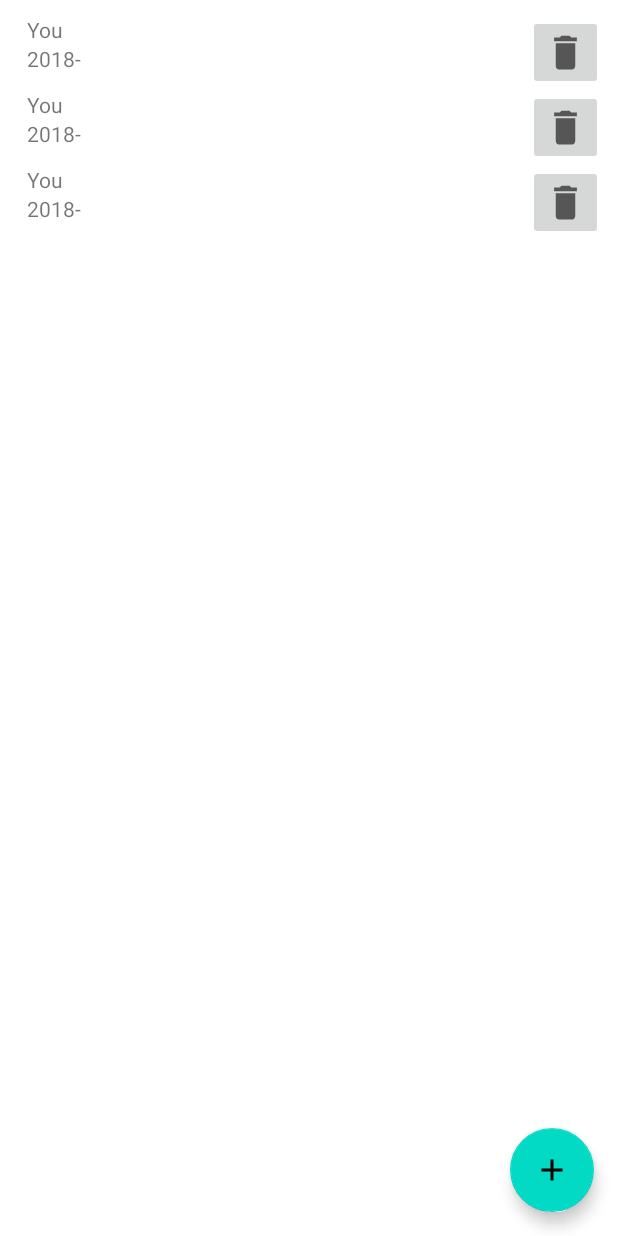
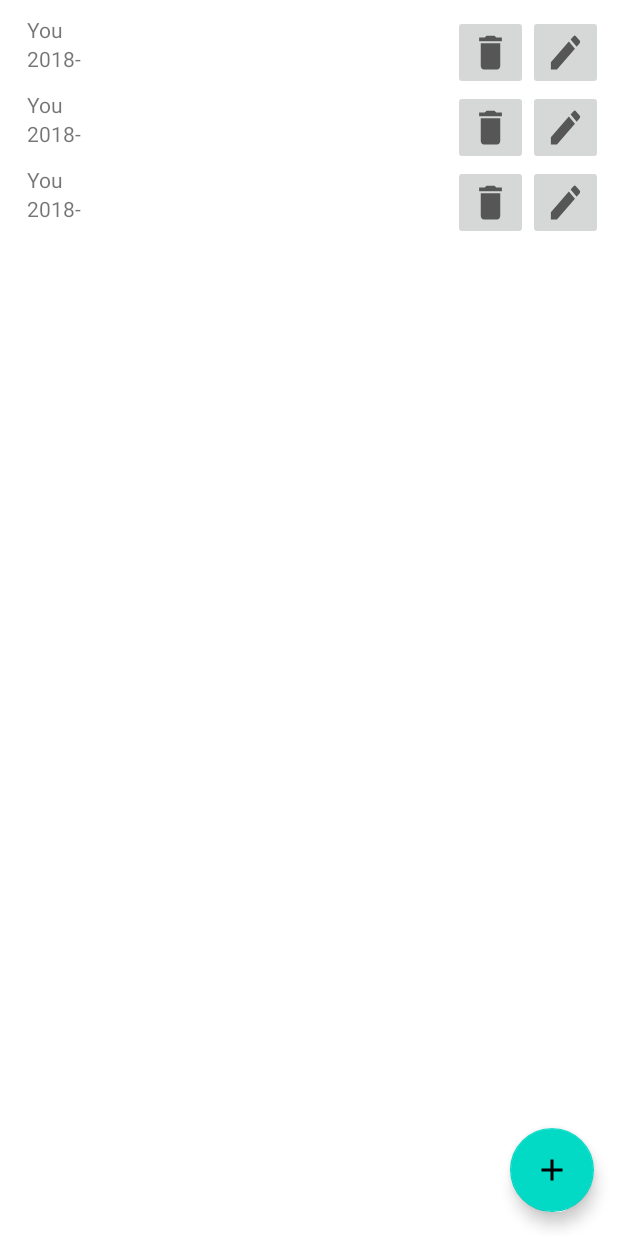
Before and after one commit to siposbi/lmdb, an Android app: the layout activity_list.xml on its own in the app's theme, with its tools: preview values and no code run, on a phone screen of 412 x 824 dp. Run offline under Robolectric (Android 15) with nearby library versions, the light colour scheme and no system bars.

Commit message:
Initial commit

```diff
--- /dev/null
+++ b/app/src/main/res/drawable/ic_baseline_edit_24.xml
@@ -0,0 +1,10 @@
+<vector xmlns:android="http://schemas.android.com/apk/res/android"
+    android:width="24dp"
+    android:height="24dp"
+    android:viewportWidth="24"
+    android:viewportHeight="24"
+    android:tint="?attr/colorControlNormal">
+  <path
+      android:fillColor="@android:color/white"
+      android:pathData="M3,17.25V21h3.75L17.81,9.94l-3.75,-3.75L3,17.25zM20.71,7.04c0.39,-0.39 0.39,-1.02 0,-1.41l-2.34,-2.34c-0.39,-0.39 -1.02,-0.39 -1.41,0l-1.83,1.83 3.75,3.75 1.83,-1.83z"/>
+</vector>
--- a/app/src/main/res/layout/review_list_item.xml
+++ b/app/src/main/res/layout/review_list_item.xml
@@ -34,4 +34,12 @@
         android:scaleType="fitXY"
         android:src="@drawable/ic_baseline_delete_24" />
 
+    <ImageButton
+        android:id="@+id/ibEdit"
+        android:layout_width="50dp"
+        android:layout_height="50dp"
+        android:layout_gravity="center_vertical"
+        android:scaleType="fitXY"
+        android:src="@drawable/ic_baseline_edit_24" />
+
 </LinearLayout>
```
